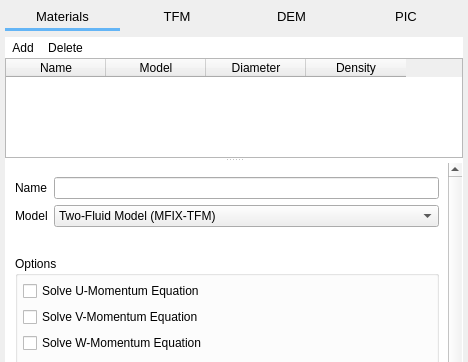
Qt form gui/uifiles/solids.ui (truongd8593/mfix) before a commit; both pictures show x 0 to 468 and y 0 to 362 of the 468 by 1089 pixel window.
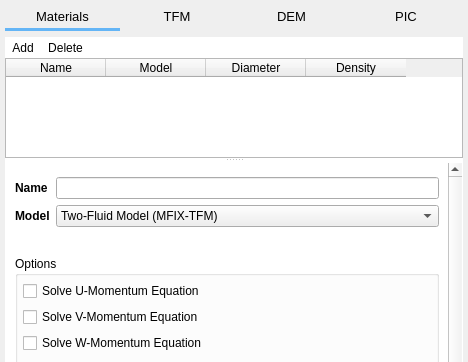
The same form after that commit. Custom widgets are drawn as their Qt base class.

Commit message: boldface some labels

What changed in the file:
```diff
--- a/gui/uifiles/solids.ui
+++ b/gui/uifiles/solids.ui
@@ -431,6 +431,12 @@
                </property>
                <item row="0" column="0">
                 <widget class="QLabel" name="label_38">
+                 <property name="font">
+                  <font>
+                   <weight>75</weight>
+                   <bold>true</bold>
+                  </font>
+                 </property>
                  <property name="text">
                   <string>Name</string>
                  </property>
@@ -438,6 +444,12 @@
                </item>
                <item row="1" column="0">
                 <widget class="QLabel" name="label_203">
+                 <property name="font">
+                  <font>
+                   <weight>75</weight>
+                   <bold>true</bold>
+                  </font>
+                 </property>
                  <property name="text">
                   <string>Model</string>
                  </property>
```
Left out of the diff: 8 changed lines with no effect on the pictures. The commit also changes 1 other file.
